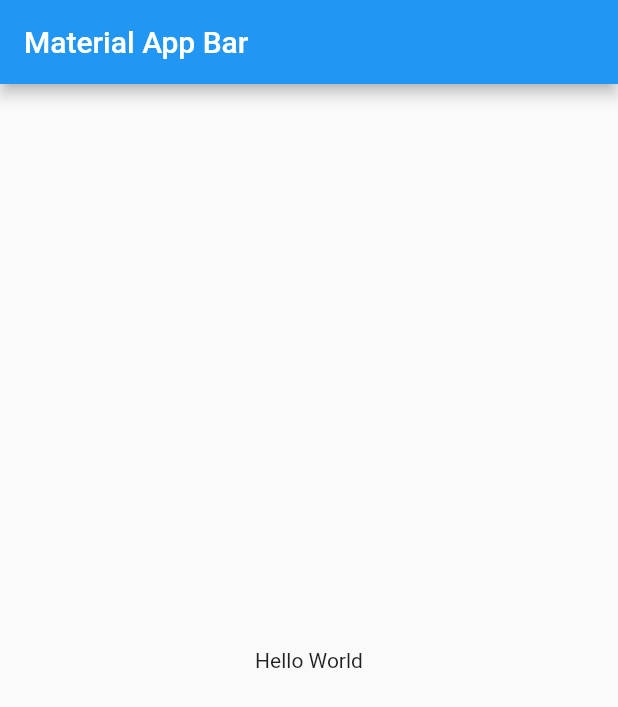
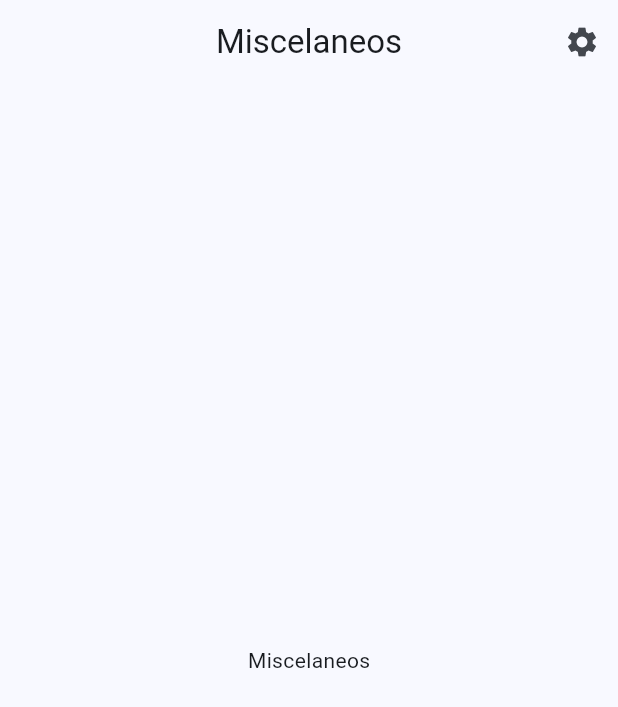
Before and after one commit to LuisPulenta/miscelaneos, a Flutter app: the screen it shows after launch, on a phone screen of 412 x 824 dp. Shown: the top 707 px of the screen. Run offline on Flutter 3.47's test engine with Material 2 defaults, Android fonts, the phone set to English and light mode, and no system bars; our stand-ins replace go_router, google_fonts.

Commit message:
Pantallas iniciales

```diff
--- /dev/null
+++ b/lib/config/config.dart
@@ -0,0 +1,2 @@
+export 'theme/app_theme.dart';
+export 'router/app_router.dart';
--- /dev/null
+++ b/lib/config/router/app_router.dart
@@ -0,0 +1,13 @@
+import 'package:go_router/go_router.dart';
+import 'package:miscelaneos/presentation/screens/screens.dart';
+
+final appRouter = GoRouter(initialLocation: '/', routes: [
+  GoRoute(
+    path: '/',
+    builder: (context, state) => const HomeScreen(),
+  ),
+  GoRoute(
+    path: '/permissions',
+    builder: (context, state) => const PermissionsScreen(),
+  ),
+]);
--- /dev/null
+++ b/lib/config/theme/app_theme.dart
@@ -0,0 +1,13 @@
+import 'package:flutter/material.dart';
+import 'package:google_fonts/google_fonts.dart';
+
+class AppTheme {
+  ThemeData getTheme() => ThemeData(
+        useMaterial3: true,
+        colorSchemeSeed: Colors.blue,
+        textTheme: TextTheme(
+          titleLarge: GoogleFonts.montserratAlternates(),
+          titleMedium: GoogleFonts.montserratAlternates(fontSize: 35),
+        ),
+      );
+}
--- a/lib/main.dart
+++ b/lib/main.dart
@@ -1,4 +1,5 @@
 import 'package:flutter/material.dart';
+import 'package:miscelaneos/config/config.dart';
 
 void main() => runApp(const MyApp());
 
@@ -7,16 +8,11 @@ class MyApp extends StatelessWidget {
 
   @override
   Widget build(BuildContext context) {
-    return MaterialApp(
+    return MaterialApp.router(
+      debugShowCheckedModeBanner: false,
+      theme: AppTheme().getTheme(),
+      routerConfig: appRouter,
       title: 'Material App',
-      home: Scaffold(
-        appBar: AppBar(
-          title: const Text('Material App Bar'),
-        ),
-        body: const Center(
-          child: Text('Hello World'),
-        ),
-      ),
     );
   }
 }
--- /dev/null
+++ b/lib/presentation/screens/home_screen.dart
@@ -0,0 +1,26 @@
+import 'package:flutter/material.dart';
+import 'package:go_router/go_router.dart';
+
+class HomeScreen extends StatelessWidget {
+  const HomeScreen({Key? key}) : super(key: key);
+
+  @override
+  Widget build(BuildContext context) {
+    return Scaffold(
+      appBar: AppBar(
+        title: const Text('Miscelaneos'),
+        actions: [
+          IconButton(
+              icon: const Icon(Icons.settings),
+              onPressed: () {
+                context.push('/permissions');
+              }),
+        ],
+        centerTitle: true,
+      ),
+      body: const Center(
+        child: Text('Miscelaneos'),
+      ),
+    );
+  }
+}
--- /dev/null
+++ b/lib/presentation/screens/screens.dart
@@ -0,0 +1,2 @@
+export 'home_screen.dart';
+export 'permissions_screen.dart';
--- a/pubspec.yaml
+++ b/pubspec.yaml
@@ -35,6 +35,9 @@ dependencies:
   # The following adds the Cupertino Icons font to your application.
   # Use with the CupertinoIcons class for iOS style icons.
   cupertino_icons: ^1.0.2
+  go_router: ^7.0.0
+  google_fonts: ^4.0.4
+
 
 dev_dependencies:
   flutter_test:
```
Also changed, not shown: lib/presentation/screens/permissions_screen.dart (added, +35 -0 lines), pubspec.lock.
